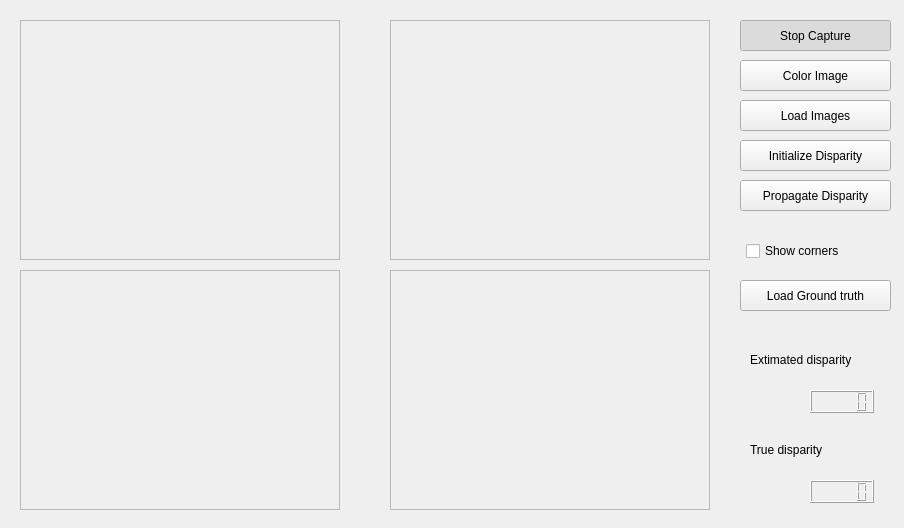
Qt form P5/mainwindow.ui (JesusCHA/VA) before a commit.
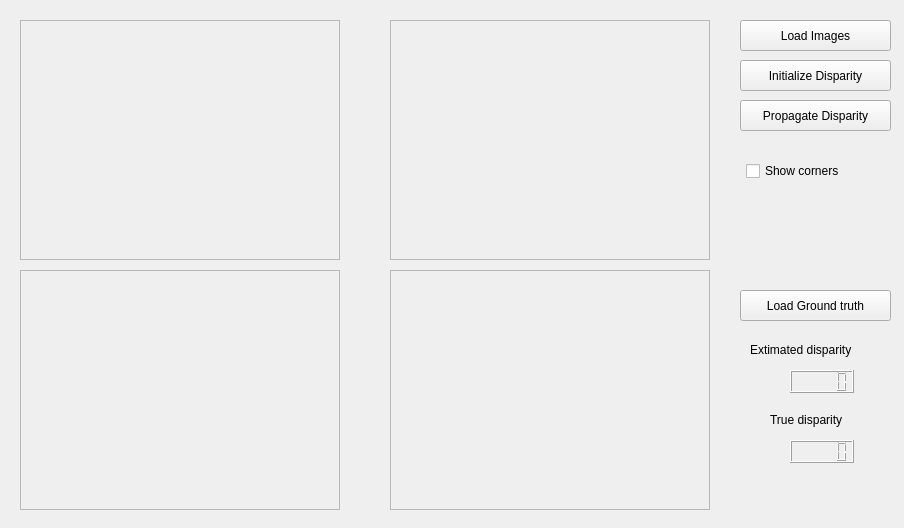
The same form after that commit.

```diff
--- a/P5/mainwindow.ui
+++ b/P5/mainwindow.ui
@@ -55,47 +55,6 @@
     </rect>
    </property>
    <property name="text">
-    <string>Stop Capture</string>
-   </property>
-   <property name="checkable">
-    <bool>true</bool>
-   </property>
-   <property name="checked">
-    <bool>true</bool>
-   </property>
-  </widget>
-  <widget class="QPushButton" name="colorButton">
-   <property name="geometry">
-    <rect>
-     <x>740</x>
-     <y>60</y>
-     <width>151</width>
-     <height>31</height>
-    </rect>
-   </property>
-   <property name="focusPolicy">
-    <enum>Qt::StrongFocus</enum>
-   </property>
-   <property name="text">
-    <string>Color Image</string>
-   </property>
-   <property name="checkable">
-    <bool>true</bool>
-   </property>
-   <property name="checked">
-    <bool>false</bool>
-   </property>
-  </widget>
-  <widget class="QPushButton" name="loadimageButton">
-   <property name="geometry">
-    <rect>
-     <x>740</x>
-     <y>100</y>
-     <width>151</width>
-     <height>31</height>
-    </rect>
-   </property>
-   <property name="text">
     <string>Load Images</string>
    </property>
   </widget>
@@ -103,7 +62,7 @@
    <property name="geometry">
     <rect>
      <x>746</x>
-     <y>240</y>
+     <y>160</y>
      <width>121</width>
      <height>22</height>
     </rect>
@@ -148,7 +107,7 @@
    <property name="geometry">
     <rect>
      <x>740</x>
-     <y>140</y>
+     <y>60</y>
      <width>151</width>
      <height>31</height>
     </rect>
@@ -161,7 +120,7 @@
    <property name="geometry">
     <rect>
      <x>740</x>
-     <y>180</y>
+     <y>100</y>
      <width>151</width>
      <height>31</height>
     </rect>
@@ -174,7 +133,7 @@
    <property name="geometry">
     <rect>
      <x>740</x>
-     <y>280</y>
+     <y>290</y>
      <width>151</width>
      <height>31</height>
     </rect>
@@ -186,8 +145,8 @@
   <widget class="QLCDNumber" name="lcdExtimated">
    <property name="geometry">
     <rect>
-     <x>810</x>
-     <y>390</y>
+     <x>790</x>
+     <y>370</y>
      <width>64</width>
      <height>23</height>
     </rect>
@@ -196,8 +155,8 @@
   <widget class="QLCDNumber" name="lcdTrue">
    <property name="geometry">
     <rect>
-     <x>810</x>
-     <y>480</y>
+     <x>790</x>
+     <y>440</y>
      <width>64</width>
      <height>23</height>
     </rect>
@@ -207,7 +166,7 @@
    <property name="geometry">
     <rect>
      <x>750</x>
-     <y>350</y>
+     <y>340</y>
      <width>141</width>
      <height>20</height>
     </rect>
@@ -219,8 +178,8 @@
   <widget class="QLabel" name="label_2">
    <property name="geometry">
     <rect>
-     <x>750</x>
-     <y>440</y>
+     <x>770</x>
+     <y>410</y>
      <width>101</width>
      <height>20</height>
     </rect>
```
Left out of the diff: 12 changed lines with no effect on the pictures.
